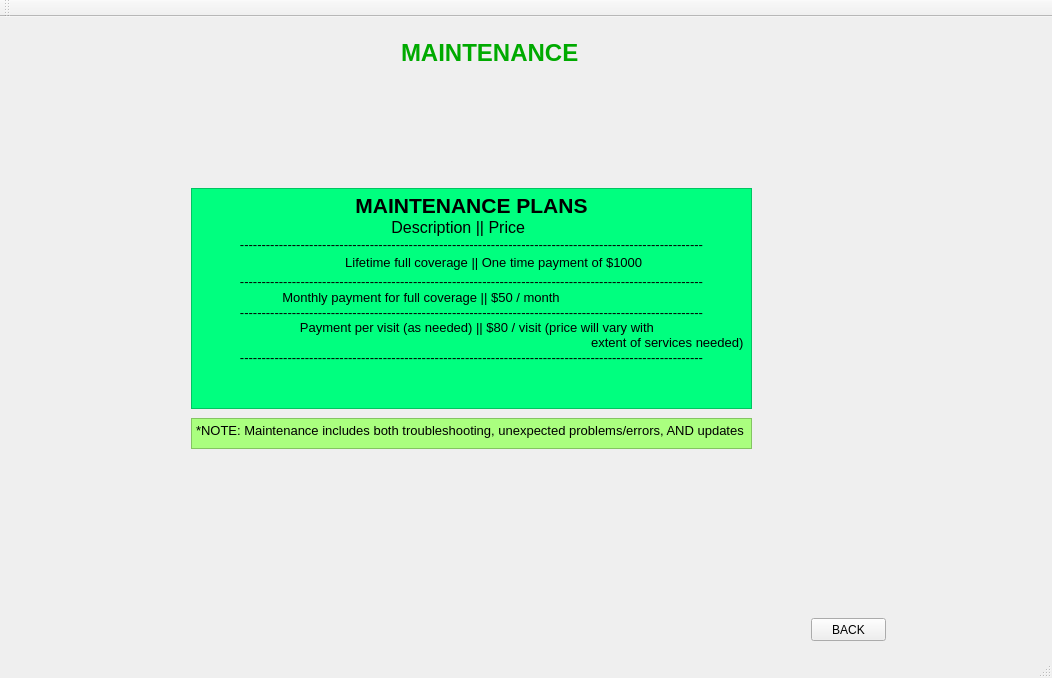
This is mainwindow.ui in TheSoullessOne/Group-Project-2 as Qt 5 draws it before an edit. The edited form follows.
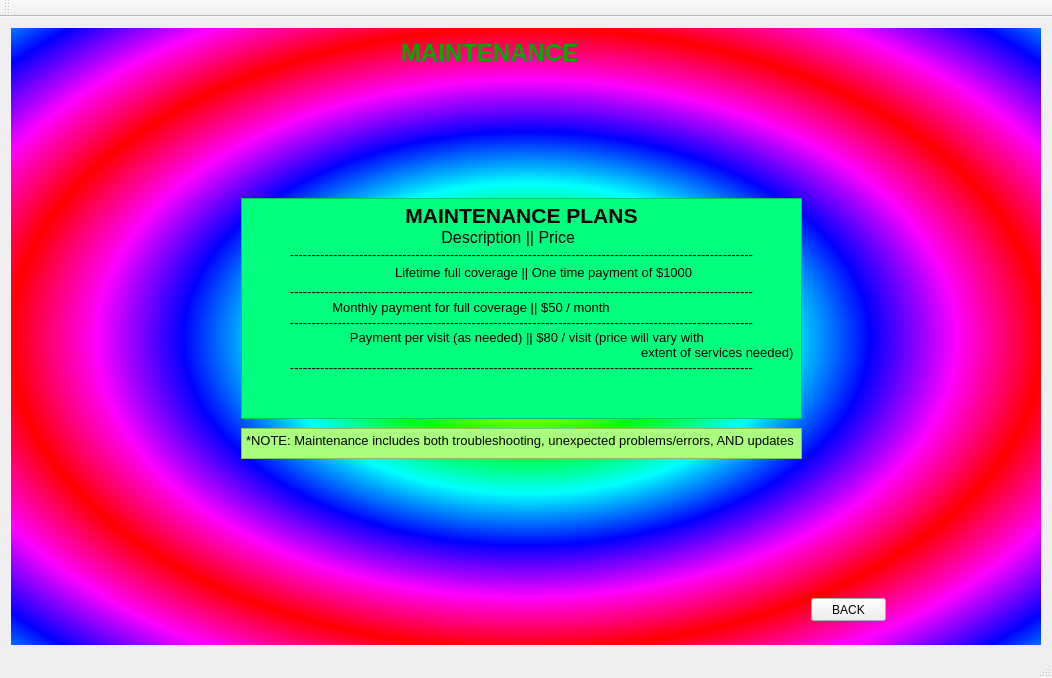
This is the edited form. The open tabs and pages were chosen to show the change. Custom widgets are drawn as their Qt base class.

What changed in the file:
```diff
--- a/mainwindow.ui
+++ b/mainwindow.ui
@@ -18,7 +18,7 @@
   </property>
   <widget class="QWidget" name="centralWidget">
    <layout class="QGridLayout" name="gridLayout_2">
-    <item row="0" column="0">
+    <item row="0" column="1">
      <widget class="QStackedWidget" name="Main_Menu">
       <property name="styleSheet">
        <string notr="true"/>
@@ -1323,8 +1323,8 @@
        <widget class="QTextBrowser" name="maintenanceInfo">
         <property name="geometry">
          <rect>
-          <x>180</x>
-          <y>160</y>
+          <x>230</x>
+          <y>170</y>
           <width>561</width>
           <height>221</height>
          </rect>
@@ -1367,8 +1367,8 @@
        <widget class="QTextEdit" name="maintenanceNote">
         <property name="geometry">
          <rect>
-          <x>180</x>
-          <y>390</y>
+          <x>230</x>
+          <y>400</y>
           <width>561</width>
           <height>31</height>
          </rect>
@@ -1388,7 +1388,7 @@
         <property name="geometry">
          <rect>
           <x>800</x>
-          <y>590</y>
+          <y>570</y>
           <width>75</width>
           <height>23</height>
          </rect>
@@ -1397,6 +1397,27 @@
          <string>BACK</string>
         </property>
        </widget>
+       <widget class="QLabel" name="label_19">
+        <property name="geometry">
+         <rect>
+          <x>0</x>
+          <y>0</y>
+          <width>1031</width>
+          <height>621</height>
+         </rect>
+        </property>
+        <property name="styleSheet">
+         <string notr="true">background-color: qradialgradient(spread:reflect, cx:0.5, cy:0.5, radius:0.5, fx:0.5, fy:0.5, stop:0 rgba(255, 0, 0, 255), stop:0.166 rgba(255, 255, 0, 255), stop:0.333 rgba(0, 255, 0, 255), stop:0.5 rgba(0, 255, 255, 255), stop:0.666 rgba(0, 0, 255, 255), stop:0.833 rgba(255, 0, 255, 255), stop:1 rgba(255, 0, 0, 255));</string>
+        </property>
+        <property name="text">
+         <string/>
+        </property>
+       </widget>
+       <zorder>label_19</zorder>
+       <zorder>maintenanceInfo</zorder>
+       <zorder>Maintenance_title</zorder>
+       <zorder>maintenanceNote</zorder>
+       <zorder>maintenanceBackButt</zorder>
       </widget>
      </widget>
     </item>
```
Left out of the diff: 48 changed lines with no effect on the pictures.
